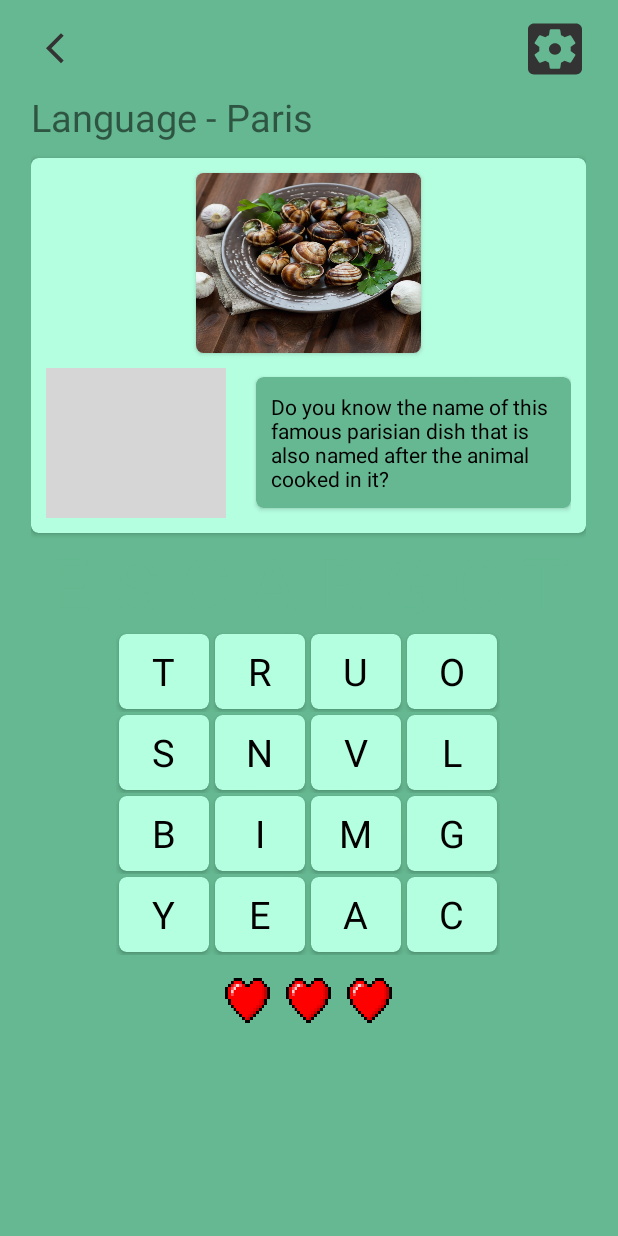
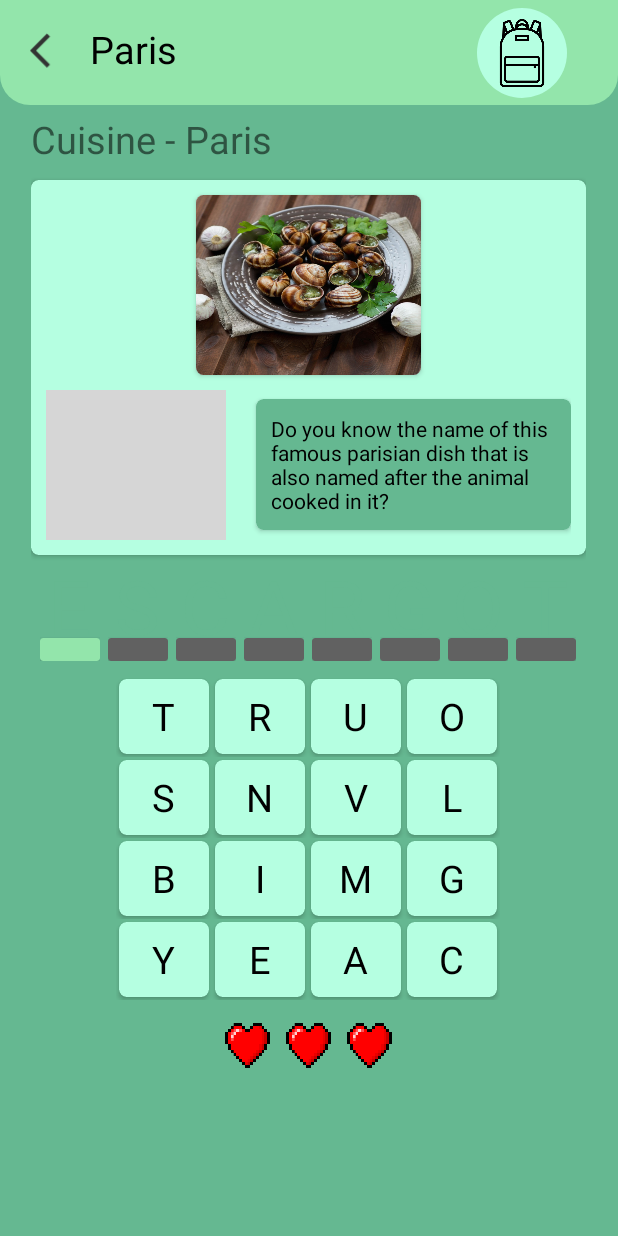
Before and after one commit to juliabiesiada/Villa-Go, an Android app: the CuisineEscargotGame screen opened directly, with no data from a screen before it, after a tap on an icon or button, on a phone screen of 412 x 824 dp. Run offline under Robolectric (Android 15) with nearby library versions, the phone set to English and light mode, and no system bars; 3 other taps on this screen came first; grey boxes are pictures that could not be loaded.

Commit message:
games floflo done

```diff
--- a/app/src/main/java/com/example/villa_go/CuisineEscargotGame.java
+++ b/app/src/main/java/com/example/villa_go/CuisineEscargotGame.java
@@ -4,7 +4,9 @@ import android.content.Intent;
 import android.content.res.ColorStateList;
 import android.graphics.Color;
 import android.os.Bundle;
+import android.os.Handler;
 import android.view.View;
+import android.widget.ImageButton;
 import android.widget.ImageView;
 import android.widget.TextView;
 
@@ -12,23 +14,27 @@ import androidx.appcompat.app.AppCompatActivity;
 import androidx.cardview.widget.CardView;
 
 public class CuisineEscargotGame extends AppCompatActivity implements View.OnClickListener {
+
+    ImageButton backBtn;
+    ImageButton inventoryBtn;
+
     //spots spelling Escargot
     TextView E;
-    ImageView EUnder;
+    CardView EUnder;
     TextView S;
-    ImageView SUnder;
+    CardView SUnder;
     TextView C;
-    ImageView CUnder;
+    CardView CUnder;
     TextView A;
-    ImageView AUnder;
+    CardView AUnder;
     TextView RLetter;
-    ImageView RUnder;
+    CardView RUnder;
     TextView G;
-    ImageView GUnder;
+    CardView GUnder;
     TextView O;
-    ImageView OUnder;
+    CardView OUnder;
     TextView T;
-    ImageView TUnder;
+    CardView TUnder;
 
     //Cards with letters
     CardView TCard;
@@ -119,6 +125,11 @@ public class CuisineEscargotGame extends AppCompatActivity implements View.OnCli
         firstHeart = findViewById(R.id.firstHeart);
         secondHeart = findViewById(R.id.secondHeart);
         thirdHeart = findViewById(R.id.thirdHeart);
+
+        backBtn = findViewById(R.id.backImageButton);
+        backBtn.setOnClickListener(this);
+        inventoryBtn = findViewById(R.id.inventoryImageButton);
+        inventoryBtn.setOnClickListener(this);
     }
 
     @Override
@@ -217,8 +228,15 @@ public class CuisineEscargotGame extends AppCompatActivity implements View.OnCli
                     TUnder.setBackgroundTintList(ColorStateList.valueOf(Color.parseColor("#000000")));
                     TCard.setVisibility(View.INVISIBLE);
                     TCard.setOnClickListener(null);
-                    intent = new Intent(this, VisitedVillagesActivity.class);
-                    startActivity(intent);
+                    final Handler handler = new Handler();
+                    handler.postDelayed(new Runnable() {
+                        @Override
+                        public void run() {
+                            Intent intent = new Intent(getApplicationContext(), VillageActivity.class);
+                            startActivity(intent);
+                            supportFinishAfterTransition();
+                        }
+                    }, 500);
                     break;
                 } else {
                     actualiseLives();
@@ -233,6 +251,16 @@ public class CuisineEscargotGame extends AppCompatActivity implements View.OnCli
             case R.id.M:
             case R.id.Y:
                 actualiseLives();
+                break;
+            case R.id.backImageButton:
+                Intent intent_b = new Intent(this, VillageActivity.class);
+                startActivity(intent_b);
+                supportFinishAfterTransition();
+                break;
+            case R.id.inventoryImageButton:
+                Intent intent_i = new Intent(this, EquipmentActivity.class);
+                intent_i.putExtra("caller", 10);
+                startActivity(intent_i);
                 break;
         }
     }
@@ -263,13 +291,13 @@ public class CuisineEscargotGame extends AppCompatActivity implements View.OnCli
         O.setTextColor(Color.parseColor("#65B891"));
         T.setTextColor(Color.parseColor("#65B891"));
         EUnder.setBackgroundTintList(ColorStateList.valueOf(Color.parseColor("#93E5AB")));
-        SUnder.setBackgroundTintList(ColorStateList.valueOf(Color.parseColor("#000000")));
-        CUnder.setBackgroundTintList(ColorStateList.valueOf(Color.parseColor("#000000")));
-        AUnder.setBackgroundTintList(ColorStateList.valueOf(Color.parseColor("#000000")));
-        RUnder.setBackgroundTintList(ColorStateList.valueOf(Color.parseColor("#000000")));
-        GUnder.setBackgroundTintList(ColorStateList.valueOf(Color.parseColor("#000000")));
-        OUnder.setBackgroundTintList(ColorStateList.valueOf(Color.parseColor("#000000")));
-        TUnder.setBackgroundTintList(ColorStateList.valueOf(Color.parseColor("#000000")));
+        SUnder.setBackgroundTintList(ColorStateList.valueOf(Color.parseColor("#616161")));
+        CUnder.setBackgroundTintList(ColorStateList.valueOf(Color.parseColor("#616161")));
+        AUnder.setBackgroundTintList(ColorStateList.valueOf(Color.parseColor("#616161")));
+        RUnder.setBackgroundTintList(ColorStateList.valueOf(Color.parseColor("#616161")));
+        GUnder.setBackgroundTintList(ColorStateList.valueOf(Color.parseColor("#616161")));
+        OUnder.setBackgroundTintList(ColorStateList.valueOf(Color.parseColor("#616161")));
+        TUnder.setBackgroundTintList(ColorStateList.valueOf(Color.parseColor("#616161")));
         ECard.setVisibility(View.VISIBLE);
         ECard.setOnClickListener(this);
         SCard.setVisibility(View.VISIBLE);
--- a/app/src/main/java/com/example/villa_go/OnionSoupGame.java
+++ b/app/src/main/java/com/example/villa_go/OnionSoupGame.java
@@ -316,10 +316,11 @@ public class OnionSoupGame extends AppCompatActivity implements View.OnClickList
             case R.id.backImageButton:
                 Intent intent_b = new Intent(this, VillageActivity.class);
                 startActivity(intent_b);
+                supportFinishAfterTransition();
                 break;
             case R.id.inventoryImageButton:
                 Intent intent_i = new Intent(this, EquipmentActivity.class);
-                intent_i.putExtra("caller", 6);
+                intent_i.putExtra("caller", 9);
                 startActivity(intent_i);
                 break;
         }
--- a/app/src/main/res/layout/complete_the_song_game.xml
+++ b/app/src/main/res/layout/complete_the_song_game.xml
@@ -54,7 +54,7 @@
             android:id="@+id/playIcon"
             android:layout_width="70dp"
             android:layout_height="70dp"
-            android:src="@drawable/ic_play"
+            android:background="@drawable/ic_play"
             android:layout_gravity="center"/>
 
     </androidx.cardview.widget.CardView>
--- a/app/src/main/res/layout/cuisine_escargot_letter.xml
+++ b/app/src/main/res/layout/cuisine_escargot_letter.xml
@@ -5,38 +5,21 @@
     android:layout_height="match_parent"
     android:background="#65B891">
 
+    <include layout="@layout/top_bar"/>
+
     <LinearLayout
         android:layout_width="370dp"
         android:layout_height="wrap_content"
         android:layout_centerHorizontal="true"
-        android:layout_marginTop="10dp"
+        android:layout_marginTop="70dp"
         android:orientation="vertical">
 
-        <LinearLayout
-            android:layout_width="match_parent"
-            android:layout_height="wrap_content"
-            android:orientation="horizontal">
-
-            <androidx.appcompat.widget.AppCompatImageButton
-                android:layout_width="wrap_content"
-                android:layout_height="wrap_content"
-                android:layout_marginLeft="10dp"
-                android:layout_marginTop="10dp"
-                android:background="@drawable/ic_back" />
-
-            <androidx.appcompat.widget.AppCompatImageButton
-                android:layout_width="48dp"
-                android:layout_height="match_parent"
-                android:layout_marginLeft="280dp"
-                android:background="@drawable/ic_parameters" />
-
-        </LinearLayout>
 
         <TextView
             android:layout_width="wrap_content"
             android:layout_height="wrap_content"
             android:layout_marginTop="5dp"
-            android:text="@string/language_Paris"
+            android:text="Cuisine - Paris"
             android:textSize="25dp" />
 
 
@@ -90,8 +73,8 @@
                             android:layout_width="wrap_content"
                             android:layout_height="wrap_content"
                             android:layout_margin="10dp"
-                            android:textColor="@color/black"
-                            android:text="@string/escargot_question" />
+                            android:text="@string/escargot_question"
+                            android:textColor="@color/black" />
 
                     </androidx.cardview.widget.CardView>
                 </LinearLayout>
@@ -119,10 +102,10 @@
                     android:textColor="@color/backgroundGreen"
                     android:textSize="50dp" />
 
-                <ImageView
+                <androidx.cardview.widget.CardView
                     android:id="@+id/ELetterUnder"
-                    android:layout_width="45dp"
-                    android:layout_height="wrap_content"
+                    android:layout_width="40dp"
+                    android:layout_height="15dp"
                     android:layout_gravity="center"
                     android:backgroundTint="@color/primaryGreen" />
 
@@ -132,6 +115,7 @@
                 android:layout_width="wrap_content"
                 android:layout_height="wrap_content"
                 android:layout_gravity="center_horizontal"
+                android:layout_marginLeft="5dp"
                 android:orientation="vertical">
 
                 <TextView
@@ -143,11 +127,12 @@
                     android:textColor="@color/backgroundGreen"
                     android:textSize="50dp" />
 
-                <ImageView
+                <androidx.cardview.widget.CardView
                     android:id="@+id/SLetterUnder"
-                    android:layout_width="45dp"
-                    android:layout_height="wrap_content"
-                    android:layout_gravity="center" />
+                    android:layout_width="40dp"
+                    android:layout_height="15dp"
+                    android:layout_gravity="center"
+                    android:backgroundTint="@color/darkGrey" />
 
             </LinearLayout>
 
@@ -155,6 +140,7 @@
                 android:layout_width="wrap_content"
                 android:layout_height="wrap_content"
                 android:layout_gravity="center_horizontal"
+                android:layout_marginLeft="5dp"
                 android:orientation="vertical">
 
                 <TextView
@@ -166,11 +152,12 @@
                     android:textColor="@color/backgroundGreen"
                     android:textSize="50dp" />
 
-                <ImageView
+                <androidx.cardview.widget.CardView
                     android:id="@+id/CLetterUnder"
-                    android:layout_width="45dp"
-                    android:layout_height="wrap_content"
-                    android:layout_gravity="center" />
+                    android:layout_width="40dp"
+                    android:layout_height="15dp"
+                    android:layout_gravity="center"
+                    android:backgroundTint="@color/darkGrey" />
 
             </LinearLayout>
 
@@ -178,6 +165,7 @@
                 android:layout_width="wrap_content"
                 android:layout_height="wrap_content"
                 android:layout_gravity="center_horizontal"
+                android:layout_marginLeft="5dp"
                 android:orientation="vertical">
 
                 <TextView
@@ -189,11 +177,12 @@
                     android:textColor="@color/backgroundGreen"
                     android:textSize="50dp" />
 
-                <ImageView
+                <androidx.cardview.widget.CardView
                     android:id="@+id/ALetterUnder"
-                    android:layout_width="45dp"
-                    android:layout_height="wrap_content"
-                    android:layout_gravity="center" />
+                    android:layout_width="40dp"
+                    android:layout_height="15dp"
+                    android:layout_gravity="center"
+                    android:backgroundTint="@color/darkGrey" />
 
             </LinearLayout>
 
@@ -201,6 +190,7 @@
                 android:layout_width="wrap_content"
                 android:layout_height="wrap_content"
                 android:layout_gravity="center_horizontal"
+                android:layout_marginLeft="5dp"
                 android:orientation="vertical">
 
                 <TextView
@@ -212,11 +202,12 @@
                     android:textColor="@color/backgroundGreen"
                     android:textSize="50dp" />
 
-                <ImageView
+                <androidx.cardview.widget.CardView
                     android:id="@+id/RLetterUnder"
-                    android:layout_width="45dp"
-                    android:layout_height="wrap_content"
-                    android:layout_gravity="center" />
+                    android:layout_width="40dp"
+                    android:layout_height="15dp"
+                    android:layout_gravity="center"
+                    android:backgroundTint="@color/darkGrey" />
 
             </LinearLayout>
 
@@ -224,6 +215,7 @@
                 android:layout_width="wrap_content"
                 android:layout_height="wrap_content"
                 android:layout_gravity="center_horizontal"
+                android:layout_marginLeft="5dp"
                 android:orientation="vertical">
 
                 <TextView
@@ -235,11 +227,12 @@
                     android:textColor="@color/backgroundGreen"
                     android:textSize="50dp" />
 
-                <ImageView
+                <androidx.cardview.widget.CardView
                     android:id="@+id/GLetterUnder"
-                    android:layout_width="45dp"
-                    android:layout_height="wrap_content"
-                    android:layout_gravity="center"/>
+                    android:layout_width="40dp"
+                    android:layout_height="15dp"
+                    android:layout_gravity="center"
+                    android:backgroundTint="@color/darkGrey" />
 
             </LinearLayout>
 
@@ -247,6 +240,7 @@
                 android:layout_width="wrap_content"
                 android:layout_height="wrap_content"
                 android:layout_gravity="center_horizontal"
+                android:layout_marginLeft="5dp"
                 android:orientation="vertical">
 
                 <TextView
@@ -258,11 +252,12 @@
                     android:textColor="@color/backgroundGreen"
                     android:textSize="50dp" />
 
-                <ImageView
+                <androidx.cardview.widget.CardView
                     android:id="@+id/OLetterUnder"
-                    android:layout_width="45dp"
-                    android:layout_height="wrap_content"
-                    android:layout_gravity="center" />
+                    android:layout_width="40dp"
+                    android:layout_height="15dp"
+                    android:layout_gravity="center"
+                    android:backgroundTint="@color/darkGrey" />
 
             </LinearLayout>
 
@@ -270,6 +265,7 @@
                 android:layout_width="wrap_content"
                 android:layout_height="wrap_content"
                 android:layout_gravity="center_horizontal"
+                android:layout_marginLeft="5dp"
                 android:orientation="vertical">
 
                 <TextView
@@ -281,11 +277,12 @@
                     android:textColor="@color/backgroundGreen"
                     android:textSize="50dp" />
 
-                <ImageView
+                <androidx.cardview.widget.CardView
                     android:id="@+id/TLetterUnder"
-                    android:layout_width="45dp"
-                    android:layout_height="wrap_content"
-                    android:layout_gravity="center" />
+                    android:layout_width="40dp"
+                    android:layout_height="15dp"
+                    android:layout_gravity="center"
+                    android:backgroundTint="@color/darkGrey" />
 
             </LinearLayout>
         </LinearLayout>
--- a/app/src/main/res/values/colors.xml
+++ b/app/src/main/res/values/colors.xml
@@ -7,6 +7,7 @@
     <color name="teal_700">#FF018786</color>
     <color name="black">#FF000000</color>
     <color name="grey">#ababab</color>
+    <color name="darkGrey">#616161</color>
     <color name="white">#FFFFFFFF</color>
     <color name="backgroundGreen">#65B891</color>
     <color name="secondaryGreen">#B5FFE1</color>
--- a/build.gradle
+++ b/build.gradle
@@ -5,7 +5,7 @@ buildscript {
         mavenCentral()
     }
     dependencies {
-        classpath 'com.android.tools.build:gradle:7.1.1'
+        classpath 'com.android.tools.build:gradle:7.0.0'
 
         // NOTE: Do not place your application dependencies here; they belong
         // in the individual module build.gradle files
```
Also changed, not shown: app/src/main/java/com/example/villa_go/CompleteTheSongGame.java (+38 -1 lines), app/src/main/res/layout/onion_soup_game.xml (+7 -7 lines), 1 other file.
